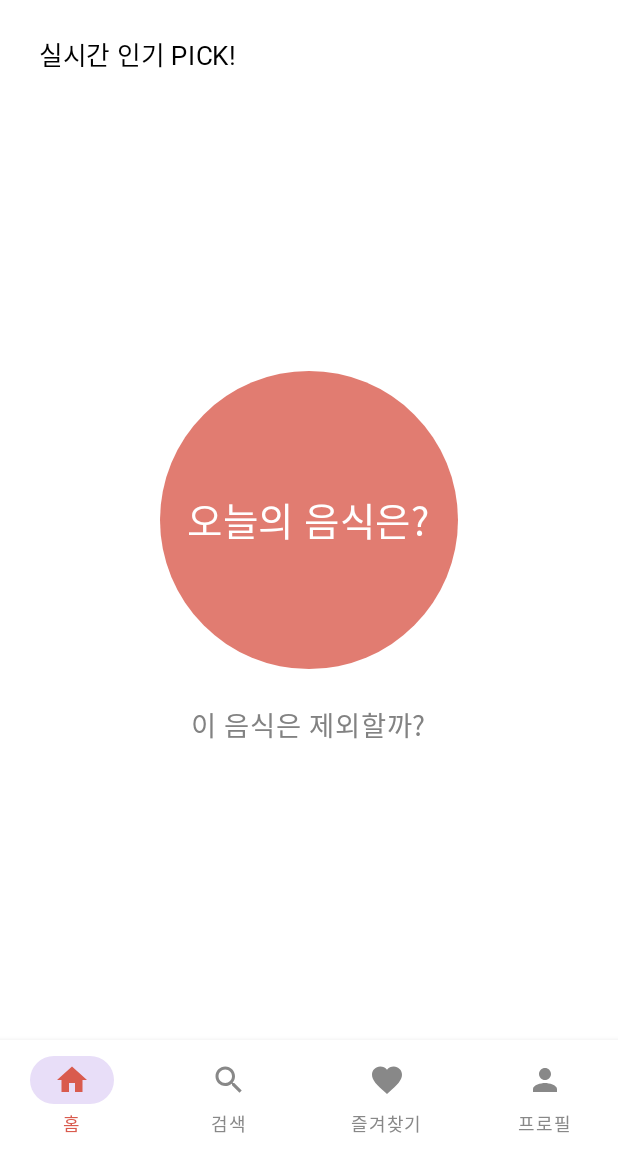
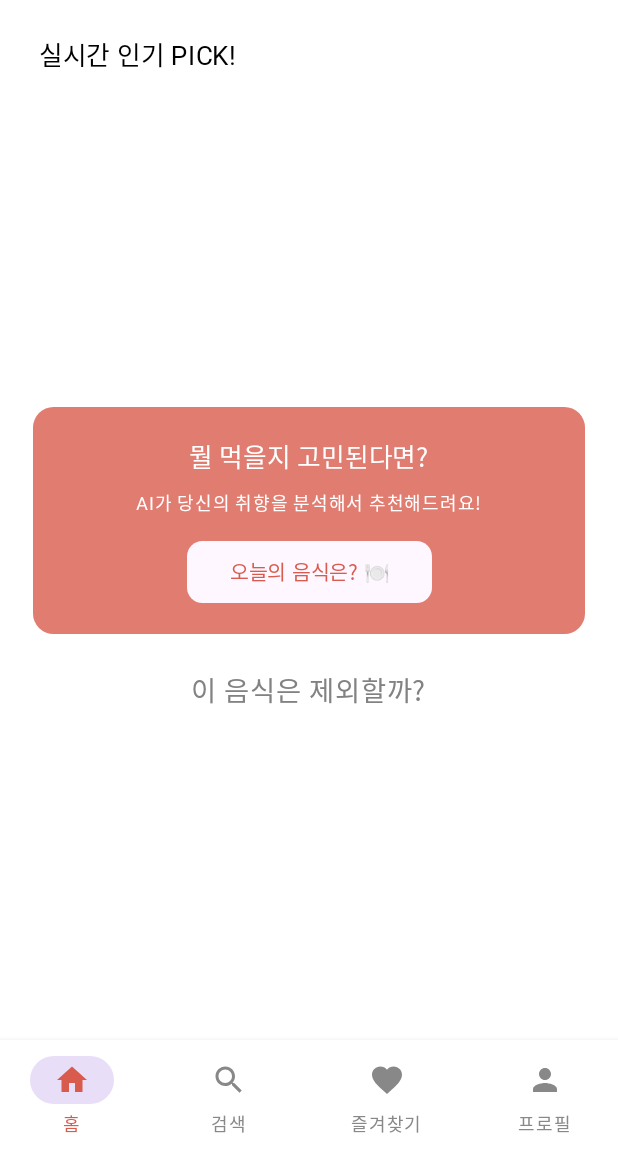
Before and after one commit to hangu26/Meal-Picker, an Android app built with Jetpack Compose: the screen it shows after launch (MainActivity), on a phone screen of 412 x 824 dp, the part 76-1236 px from its top. Run offline under Robolectric (Android 15) with nearby library versions, the phone set to English and light mode, and no system bars; our stand-ins replace Dagger/Hilt's generated code, constraintlayout-compose; Roboto replaces fonts that are not available here.

Commit message:
refactor : recommendButton UI 리팩토링

```diff
--- a/app/src/main/java/kr/baeksuk/mealpicker/ui/screens/home/HomeScreen.kt
+++ b/app/src/main/java/kr/baeksuk/mealpicker/ui/screens/home/HomeScreen.kt
@@ -3,6 +3,7 @@ package kr.baeksuk.mealpicker.ui.screens.home
 import androidx.compose.foundation.Image
 import androidx.compose.foundation.background
 import androidx.compose.foundation.clickable
+import androidx.compose.foundation.interaction.MutableInteractionSource
 import androidx.compose.foundation.layout.Arrangement
 import androidx.compose.foundation.layout.Box
 import androidx.compose.foundation.layout.Column
@@ -14,6 +15,7 @@ import androidx.compose.foundation.layout.height
 import androidx.compose.foundation.layout.padding
 import androidx.compose.foundation.layout.size
 import androidx.compose.foundation.layout.width
+import androidx.compose.foundation.layout.wrapContentHeight
 import androidx.compose.foundation.shape.CircleShape
 import androidx.compose.foundation.shape.RoundedCornerShape
 import androidx.compose.material.ripple.rememberRipple
@@ -49,6 +51,7 @@ import kr.baeksuk.mealpicker.R
 import kr.baeksuk.mealpicker.ui.theme.MealPickerTheme
 import kr.baeksuk.mealpicker.ui.theme.gasoek
 import kr.baeksuk.mealpicker.ui.theme.pretendard
+import kr.baeksuk.mealpicker.util.util.SpaceHeight
 import kr.baeksuk.mealpicker.util.util.pxToDpFixedDpi
 import kr.baeksuk.mealpicker.util.util.pxToSpFixedDpi
 
@@ -87,7 +90,7 @@ fun homeScreen(
                     recommendedFood = it,
                 ) { viewModel.btnRecommendClicked() }
 
-                } ?: run{
+            } ?: run {
 
             }
 
@@ -115,33 +118,85 @@ fun recommendButton(
 ) {
 
     Surface(
-        modifier = modifier, shape = CircleShape, color = btnColor, onClick = onClick,
-//        tonalElevation = 15.dp,
-//        shadowElevation = 20.dp
+        modifier = modifier,
+        shape = RoundedCornerShape(pxToDpFixedDpi(px = 48f)),
+        color = btnColor,
+//        onClick = onClick,
     ) {
 
         Column(
             horizontalAlignment = Alignment.CenterHorizontally,
             verticalArrangement = Arrangement.Center,
-            modifier = Modifier.fillMaxSize()
+            modifier = Modifier.fillMaxWidth(),
         ) {
             /**
-            Image(
-            modifier = Modifier
-            .width(pxToDpFixedDpi(px = 75f))
-            .height(pxToDpFixedDpi(px = 83.33f)),
-            painter = painter,
-            contentDescription = "음식 아이콘"
-            )
-             **/
             Text(
             text = btnText,
-//                fontFamily = pretendard,
             fontFamily = gasoek,
             fontWeight = FontWeight.Normal,
             fontSize = pxToSpFixedDpi(px = 90f),
             color = btnTextColor
             )
+             **/
+
+            SpaceHeight(spaceSize = 72f)
+
+            Text(
+                text = stringResource(id = R.string.tx_btn_recommend_01),
+                color = Color.White,
+                fontFamily = pretendard,
+                fontWeight = FontWeight.Bold,
+                fontSize = pxToSpFixedDpi(px = 60f)
+            )
+
+            SpaceHeight(spaceSize = 23f)
+
+            Text(
+                text = stringResource(id = R.string.tx_btn_recommend_02),
+                color = Color.White,
+                fontFamily = pretendard,
+                fontWeight = FontWeight.Normal,
+                fontSize = pxToSpFixedDpi(px = 42f)
+            )
+
+            SpaceHeight(spaceSize = 47f)
+
+            val interactionSource = remember { MutableInteractionSource() }
+
+            Surface(
+                modifier = Modifier
+                    .clickable(
+                        enabled = true,
+                        interactionSource = interactionSource,
+                        indication = rememberRipple(
+                            bounded = true, radius = pxToDpFixedDpi(px = 36f)
+                        ),
+
+                        ) { }
+                    .width(pxToDpFixedDpi(px = 572f))
+                    .height(pxToDpFixedDpi(px = 144f)),
+                shape = RoundedCornerShape(pxToDpFixedDpi(px = 36f)),
+                onClick = onClick,
+            ) {
+
+                Row(
+                    verticalAlignment = Alignment.CenterVertically,
+                    horizontalArrangement = Arrangement.Center,
+                ) {
+
+                    Text(
+                        text = stringResource(id = R.string.tx_today_recommend_food),
+                        fontFamily = pretendard,
+                        fontWeight = FontWeight.Bold,
+                        fontSize = pxToSpFixedDpi(px = 48f),
+                        color = colorResource(id = R.color.app_color)
+                    )
+
+                }
+
+            }
+
+            SpaceHeight(spaceSize = 72f)
 
         }
 
--- a/app/src/main/java/kr/baeksuk/mealpicker/ui/screens/home/RecommendBeforeView.kt
+++ b/app/src/main/java/kr/baeksuk/mealpicker/ui/screens/home/RecommendBeforeView.kt
@@ -4,7 +4,11 @@ import androidx.compose.foundation.background
 import androidx.compose.foundation.clickable
 import androidx.compose.foundation.interaction.MutableInteractionSource
 import androidx.compose.foundation.layout.fillMaxSize
+import androidx.compose.foundation.layout.fillMaxWidth
+import androidx.compose.foundation.layout.height
+import androidx.compose.foundation.layout.padding
 import androidx.compose.foundation.layout.size
+import androidx.compose.foundation.layout.wrapContentHeight
 import androidx.compose.material.ripple.rememberRipple
 import androidx.compose.material3.Text
 import androidx.compose.runtime.Composable
@@ -25,7 +29,7 @@ import kr.baeksuk.mealpicker.util.util.pxToDpFixedDpi
 import kr.baeksuk.mealpicker.util.util.pxToSpFixedDpi
 
 @Composable
-fun RecommendBeforeView(onClick : () -> Unit){
+fun RecommendBeforeView(onClick: () -> Unit) {
 
     val showDialog = remember { mutableStateOf(false) }
 
@@ -44,11 +48,15 @@ fun RecommendBeforeView(onClick : () -> Unit){
         val interactionSource = remember { MutableInteractionSource() }
 
         val modifier = Modifier
-            .size(pxToDpFixedDpi(px = 695f))
+            .fillMaxWidth()
+            .padding(start = pxToDpFixedDpi(px = 76f), end = pxToDpFixedDpi(px = 76f))
+            .wrapContentHeight()
             .constrainAs(recommendBtn) {
                 centerHorizontallyTo(parent)
                 centerVerticallyTo(parent)
             }
+
+        /**
         .clickable(
         enabled = true,
         interactionSource = interactionSource,
@@ -56,7 +64,9 @@ fun RecommendBeforeView(onClick : () -> Unit){
         bounded = true, radius = pxToDpFixedDpi(px = 348f)
         ),
 
-                ) {}
+        )
+        {}
+         **/
 
         val btnColor = colorResource(id = R.color.btn_recommend_color)
 
@@ -100,8 +110,8 @@ fun RecommendBeforeView(onClick : () -> Unit){
 
 @Preview
 @Composable
-private fun preview(){
+private fun preview() {
     MealPickerTheme {
-        RecommendBeforeView(){}
+        RecommendBeforeView() {}
     }
 }
--- a/app/src/main/res/values/strings.xml
+++ b/app/src/main/res/values/strings.xml
@@ -17,5 +17,8 @@
     <string name="tx_not_this_food">이건 안먹을래</string>
     <string name="tx_close">취소하기</string>
     <string name="tx_exclude">제외하기</string>
+    <string name="tx_btn_recommend_01">뭘 먹을지 고민된다면?</string>
+    <string name="tx_btn_recommend_02">AI가 당신의 취향을 분석해서 추천해드려요!</string>
+    <string name="tx_today_recommend_food">오늘의 음식은? 🍽️</string>
 
 </resources>
```
Lines whose indentation alone changed are shown as unchanged.
